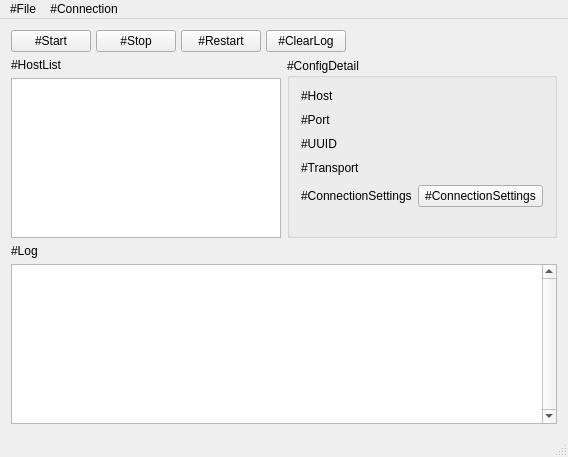
First picture: the form in src/w_MainWindow.ui, repository darsvador/qvssr, before the edit.
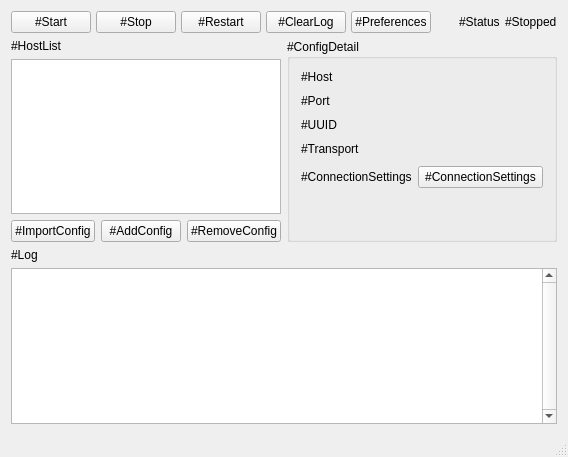
Second picture: the form after the edit.

What changed in the file:
```diff
--- a/src/w_MainWindow.ui
+++ b/src/w_MainWindow.ui
@@ -25,6 +25,12 @@
     <height>457</height>
    </size>
   </property>
+  <property name="maximumSize">
+   <size>
+    <width>866</width>
+    <height>990</height>
+   </size>
+  </property>
   <property name="windowTitle">
    <string>Qv2ray</string>
   </property>
@@ -37,7 +43,7 @@
    </property>
    <layout class="QVBoxLayout" name="verticalLayout">
     <item>
-     <layout class="QHBoxLayout" name="horizontalLayout" stretch="1,1,1,1,0">
+     <layout class="QHBoxLayout" name="horizontalLayout" stretch="1,1,1,1,0,0,0,0">
       <property name="spacing">
        <number>5</number>
       </property>
@@ -72,6 +78,13 @@
         </property>
        </widget>
       </item>
+      <item>
+       <widget class="QPushButton" name="prefrencesBtn">
+        <property name="text">
+         <string>#Preferences</string>
+        </property>
+       </widget>
+      </item>
       <item>
        <spacer name="horizontalSpacer">
         <property name="orientation">
@@ -88,10 +101,24 @@
         </property>
        </spacer>
       </item>
+      <item>
+       <widget class="QLabel" name="label_2">
+        <property name="text">
+         <string>#Status</string>
+        </property>
+       </widget>
+      </item>
+      <item>
+       <widget class="QLabel" name="statusLabel">
+        <property name="text">
+         <string>#Stopped</string>
+        </property>
+       </widget>
+      </item>
      </layout>
     </item>
     <item>
-     <layout class="QHBoxLayout" name="horizontalLayout_3" stretch="0,0">
+     <layout class="QHBoxLayout" name="horizontalLayout_3" stretch="1,1">
       <item>
        <layout class="QVBoxLayout" name="verticalLayout_2">
         <item>
@@ -135,6 +162,31 @@
           </property>
          </widget>
         </item>
+        <item>
+         <layout class="QHBoxLayout" name="horizontalLayout_2">
+          <item>
+           <widget class="QPushButton" name="importConfigBtn">
+            <property name="text">
+             <string>#ImportConfig</string>
+            </property>
+           </widget>
+          </item>
+          <item>
+           <widget class="QPushButton" name="addConfigBtn">
+            <property name="text">
+             <string>#AddConfig</string>
+            </property>
+           </widget>
+          </item>
+          <item>
+           <widget class="QPushButton" name="delConfigBtn">
+            <property name="text">
+             <string>#RemoveConfig</string>
+            </property>
+           </widget>
+          </item>
+         </layout>
+        </item>
        </layout>
       </item>
       <item>
@@ -253,39 +305,6 @@
     </item>
    </layout>
   </widget>
-  <widget class="QMenuBar" name="menuBar">
-   <property name="geometry">
-    <rect>
-     <x>0</x>
-     <y>0</y>
-     <width>568</width>
-     <height>29</height>
-    </rect>
-   </property>
-   <widget class="QMenu" name="menuFile">
-    <property name="title">
-     <string>#File</string>
-    </property>
-    <addaction name="actionExisting_config"/>
-    <addaction name="actionEdit"/>
-    <addaction name="actionPreferences"/>
-    <addaction name="separator"/>
-    <addaction name="actionExit"/>
-   </widget>
-   <widget class="QMenu" name="menu_Connection">
-    <property name="tearOffEnabled">
-     <bool>false</bool>
-    </property>
-    <property name="title">
-     <string>#Connection</string>
-    </property>
-    <addaction name="action_Start"/>
-    <addaction name="action_Stop"/>
-    <addaction name="action_Restart"/>
-   </widget>
-   <addaction name="menuFile"/>
-   <addaction name="menu_Connection"/>
-  </widget>
   <widget class="QStatusBar" name="statusBar"/>
   <action name="actionEdit">
    <property name="text">
```
